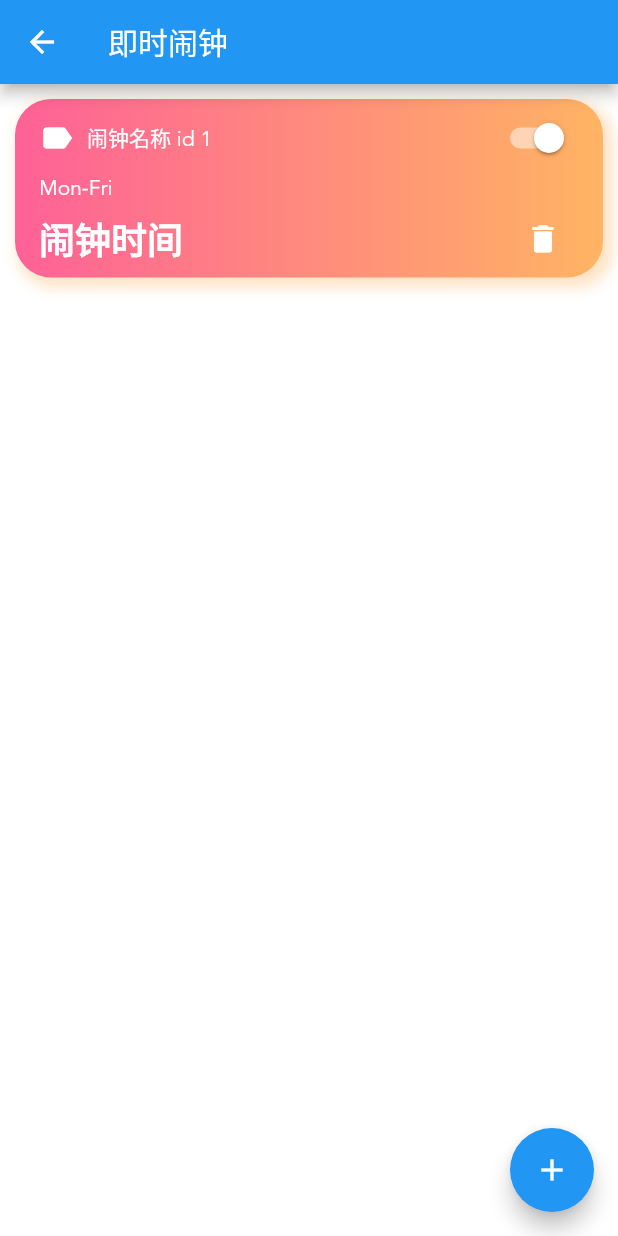
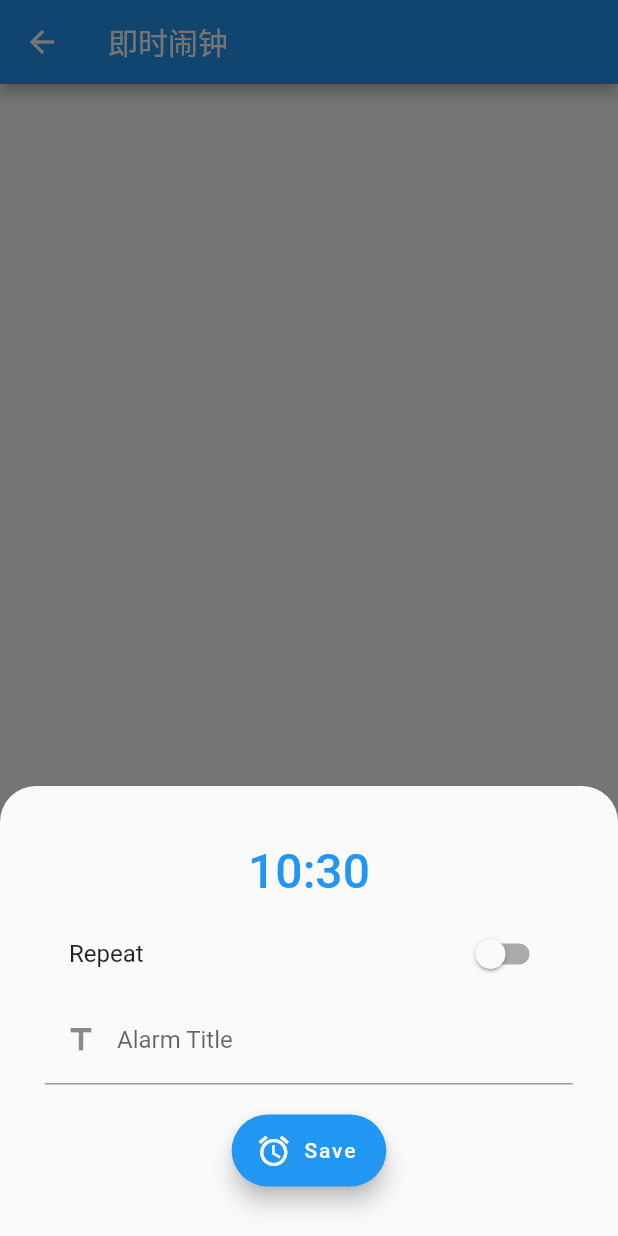
Before and after one commit to lewiszlw/assistant, a Flutter app: the AlarmClockHomepage screen opened by its route, after a tap on the "add" icon, on a phone screen of 412 x 824 dp. Run offline on Flutter 3.47's test engine with Material 2 defaults, Android fonts, the phone set to English and light mode, and no system bars; our stand-ins replace flutter_local_notifications, sqflite; accounts and stored records are empty.

Commit message:
Use modal to add new alarm

```diff
--- a/assistant_flutter/lib/alarm_clock/alarm_clock_helper.dart
+++ b/assistant_flutter/lib/alarm_clock/alarm_clock_helper.dart
@@ -29,6 +29,7 @@ class AlarmHelper {
           $alarmColumnId integer primary key autoincrement,
           $alarmColumnTitle text not null,
           $alarmColumnRing integer not null,
+          $alarmColumnRepeat integer not null,
           $alarmColumnDateTime text not null)
         ''');
       },
--- a/assistant_flutter/lib/alarm_clock/alarm_clock_homepage.dart
+++ b/assistant_flutter/lib/alarm_clock/alarm_clock_homepage.dart
@@ -1,4 +1,5 @@
 import 'package:flutter/material.dart';
+import 'package:intl/intl.dart';
 import 'alarm_clock_helper.dart';
 import 'alarm_clock_model.dart';
 import 'theme_data.dart';
@@ -18,9 +19,14 @@ class AlarmClockHomepage extends StatefulWidget {
 class _AlarmClockHomepageState extends State<AlarmClockHomepage> {
   List<AlarmInfo> currentAlarmInfos = [];
   AlarmHelper _alarmHelper = AlarmHelper();
+  DateTime? _alarmTime;
+  String _alarmTimeString = "";
+  bool _isRepeatSelected = false;
+  String _inputedTitle = "";
 
   @override
   void initState() {
+    _alarmTime = DateTime.now();
     // 初始化数据库
     _alarmHelper.initializeDatabase().then((value) {
       print("alarm_clock database initialized.");
@@ -39,10 +45,11 @@ class _AlarmClockHomepageState extends State<AlarmClockHomepage> {
   }
 
   // 新增闹钟
-  void insertAlarmInfo(String title, DateTime alarmDateTime) {
+  void insertAlarmInfo(String title, bool repeat, DateTime alarmDateTime) {
     _alarmHelper.insertAlarm(AlarmInfo(
       title: title,
       ring: 1,
+      repeat: repeat ? 1 : 0,
       alarmDateTime: alarmDateTime,
     ));
     loadAlarmInfos();
@@ -85,8 +92,94 @@ class _AlarmClockHomepageState extends State<AlarmClockHomepage> {
       ),
       floatingActionButton: FloatingActionButton(
         onPressed: () {
-          print("新增闹钟");
-          insertAlarmInfo("测试", DateTime.now());
+          // 重置字段
+          _alarmTimeString = DateFormat('HH:mm').format(DateTime.now());
+          _isRepeatSelected = false;
+          _inputedTitle = "";
+
+          // 用于在底部打开弹框的效果
+          showModalBottomSheet(
+            useRootNavigator: true,
+            context: context,
+            clipBehavior: Clip.antiAlias,
+            shape: const RoundedRectangleBorder(
+              borderRadius: BorderRadius.vertical(
+                top: Radius.circular(24),
+              ),
+            ),
+            constraints: BoxConstraints(maxHeight: 300),
+            builder: (context) {
+              return StatefulBuilder(
+                builder: (context, setModalState) {
+                  return Container(
+                    padding: const EdgeInsets.fromLTRB(30, 30, 30, 5),
+                    child: Column(
+                      children: [
+                        TextButton(
+                          onPressed: () async {
+                            var selectedTime = await showTimePicker(
+                              context: context,
+                              initialTime: TimeOfDay.now(),
+                            );
+                            if (selectedTime != null) {
+                              final now = DateTime.now();
+                              var selectedDateTime = DateTime(
+                                  now.year,
+                                  now.month,
+                                  now.day,
+                                  selectedTime.hour,
+                                  selectedTime.minute);
+                              _alarmTime = selectedDateTime;
+                              setModalState(() {
+                                _alarmTimeString = DateFormat('HH:mm')
+                                    .format(selectedDateTime);
+                              });
+                            }
+                          },
+                          child: Text(
+                            _alarmTimeString,
+                            style: const TextStyle(fontSize: 32),
+                          ),
+                        ),
+                        ListTile(
+                          title: Text('Repeat'),
+                          trailing: Switch(
+                            onChanged: (value) {
+                              setModalState(() {
+                                _isRepeatSelected = value;
+                              });
+                            },
+                            value: _isRepeatSelected,
+                          ),
+                        ),
+                        TextField(
+                          decoration: const InputDecoration(
+                            labelText: "Alarm Title",
+                            prefixIcon: Icon(Icons.title),
+                          ),
+                          onChanged: (value) {
+                            print("输入闹钟title: ${value}");
+                            _inputedTitle = value;
+                          },
+                        ),
+                        const SizedBox(height: 20, ),
+                        FloatingActionButton.extended(
+                          onPressed: () {
+                            print("新增闹钟");
+                            insertAlarmInfo(_inputedTitle, _isRepeatSelected,
+                                _alarmTime!);
+                            Navigator.of(context).pop();
+                          },
+                          icon: Icon(Icons.alarm),
+                          label: Text('Save'),
+                        ),
+                      ],
+                    ),
+                  );
+                },
+              );
+            },
+          );
         },
         tooltip: "Create new one",
         child: const Icon(Icons.add),
@@ -111,7 +204,6 @@ class AlarmItemWidget extends StatelessWidget {
     var gradientColors = GradientTemplate.getGradientColors(alarmInfo.id!);
 
     return Container(
-      // color: Colors.grey,
       margin: const EdgeInsets.only(
           top: 10, bottom: 10, left: 10, right: 10), // 容器外补白
       padding: const EdgeInsets.symmetric(horizontal: 16, vertical: 2), // 容器内补白
@@ -149,7 +241,7 @@ class AlarmItemWidget extends StatelessWidget {
                   ),
                   const SizedBox(width: 8),
                   Text(
-                    "闹钟名称 id ${alarmInfo.id!}",
+                    "${alarmInfo.title} id ${alarmInfo.id!}",
                     style: const TextStyle(
                         color: Colors.white, fontFamily: 'avenir'),
                   ),
@@ -173,9 +265,9 @@ class AlarmItemWidget extends StatelessWidget {
           Row(
             mainAxisAlignment: MainAxisAlignment.spaceBetween,
             children: <Widget>[
-              const Text(
-                "闹钟时间",
-                style: TextStyle(
+              Text(
+                DateFormat('HH:mm').format(alarmInfo.alarmDateTime),
+                style: const TextStyle(
                     color: Colors.white,
                     fontFamily: 'avenir',
                     fontSize: 24,
--- a/assistant_flutter/lib/alarm_clock/alarm_clock_model.dart
+++ b/assistant_flutter/lib/alarm_clock/alarm_clock_model.dart
@@ -2,26 +2,29 @@ const String alarmTable = 'alarm_clock';
 const String alarmColumnId = 'id';
 const String alarmColumnTitle = 'title';
 const String alarmColumnRing = 'ring';
+const String alarmColumnRepeat = 'repeat';
 const String alarmColumnDateTime = 'alarmDateTime';
-
 
 class AlarmInfo {
   int? id;
   String? title;
-  int ring;  // 0 关闭，1 开启
-  DateTime? alarmDateTime;
+  int ring; // 是否闹铃 0 关闭，1 开启
+  int repeat; // 是否重复 0 不重复，1 重复
+  DateTime alarmDateTime;
 
   AlarmInfo({
     this.id,
     this.title,
     required this.ring,
-    this.alarmDateTime,
+    required this.repeat,
+    required this.alarmDateTime,
   });
 
   factory AlarmInfo.fromMap(Map<String, dynamic> json) => AlarmInfo(
         id: json["id"],
         title: json["title"],
         ring: json["ring"],
+        repeat: json["repeat"],
         alarmDateTime: DateTime.parse(json["alarmDateTime"]),
       );
 
@@ -29,11 +32,12 @@ class AlarmInfo {
         "id": id,
         "title": title,
         "ring": ring,
-        "alarmDateTime": alarmDateTime!.toIso8601String(),
+        "repeat": repeat,
+        "alarmDateTime": alarmDateTime.toIso8601String(),
       };
 
   @override
   String toString() {
-    return 'AlarmInfo{id: $id, name: $title, ring: $ring, alarmDateTime: $alarmDateTime}';
+    return 'AlarmInfo{id: $id, name: $title, ring: $ring, repeat: $repeat, alarmDateTime: $alarmDateTime}';
   }
 }
```
